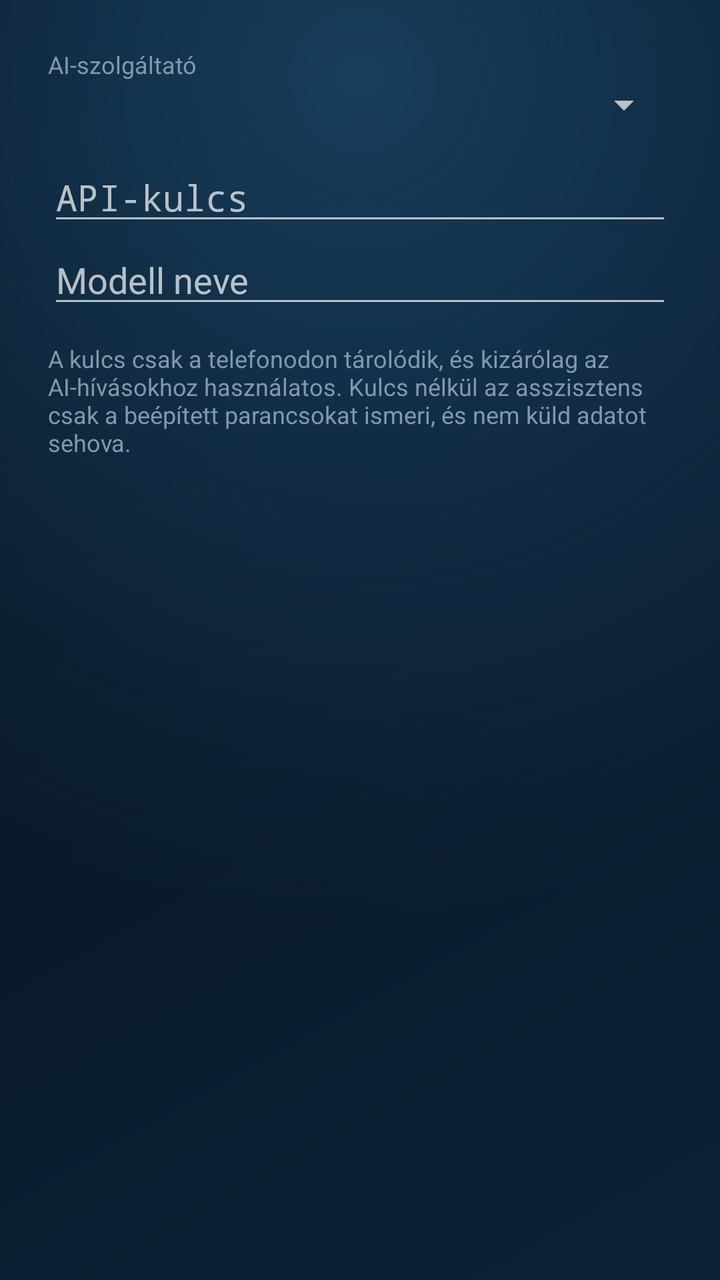
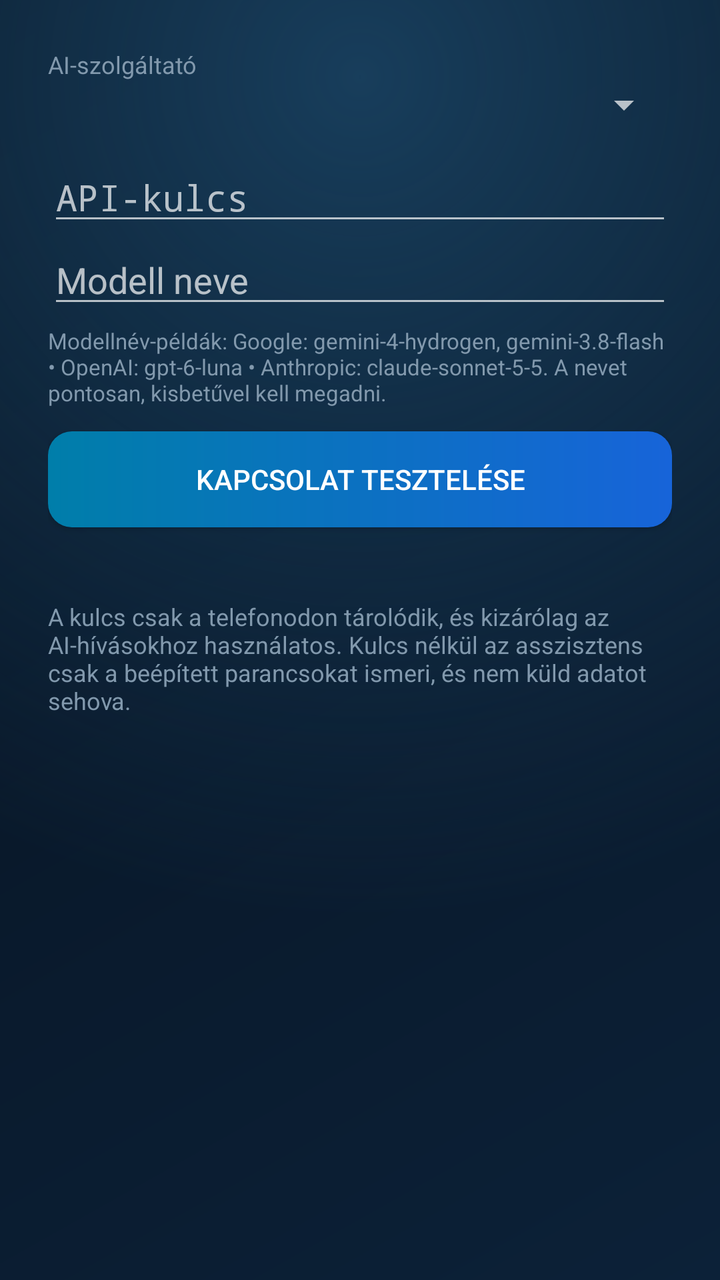

Screens rendered from an Android XML layout before and after an edit, with the pre-edit source and the edit as a unified diff.
<!-- AndroidManifest.xml: application theme AppTheme -->
<!-- res/layout/dialog_ai_settings.xml -->
<?xml version="1.0" encoding="utf-8"?>
<LinearLayout xmlns:android="http://schemas.android.com/apk/res/android"
    android:layout_width="match_parent"
    android:layout_height="wrap_content"
    android:orientation="vertical"
    android:padding="24dp">

    <TextView
        android:layout_width="wrap_content"
        android:layout_height="wrap_content"
        android:text="@string/ai_settings_provider"
        android:textColor="@color/text_muted"
        android:textSize="12sp" />

    <Spinner
        android:id="@+id/ai_provider"
        android:layout_width="match_parent"
        android:layout_height="wrap_content"
        android:layout_marginBottom="12dp" />

    <EditText
        android:id="@+id/ai_key"
        android:layout_width="match_parent"
        android:layout_height="wrap_content"
        android:hint="@string/ai_key_hint"
        android:importantForAutofill="no"
        android:inputType="textPassword" />

    <EditText
        android:id="@+id/ai_model"
        android:layout_width="match_parent"
        android:layout_height="wrap_content"
        android:hint="@string/ai_model_hint"
        android:importantForAutofill="no"
        android:inputType="text" />

    <TextView
        android:layout_width="match_parent"
        android:layout_height="wrap_content"
        android:layout_marginTop="12dp"
        android:text="@string/ai_key_note"
        android:textColor="@color/text_muted"
        android:textSize="12sp" />
</LinearLayout>
<!-- resources referenced by this layout -->
<resources>
  <color name="text_muted">#8299AD</color>
  <string name="ai_key_hint">API-kulcs</string>
  <string name="ai_key_note">A kulcs csak a telefonodon tárolódik, és kizárólag az AI-hívásokhoz használatos. Kulcs nélkül az asszisztens csak a beépített parancsokat ismeri, és nem küld adatot sehova.</string>
  <string name="ai_model_hint">Modell neve</string>
  <string name="ai_settings_provider">AI-szolgáltató</string>
  <style name="AppTheme" parent="@android:style/Theme.Material.NoActionBar">
          <item name="android:colorPrimary">@color/blue_action</item>
          <item name="android:colorPrimaryDark">@color/bg_dark</item>
          <item name="android:colorAccent">@color/cyan</item>
          <item name="android:statusBarColor">@color/bg_dark</item>
          <item name="android:navigationBarColor">@color/bg_dark</item>
          <item name="android:windowBackground">@drawable/app_background</item>
      </style>
  <color name="blue_action">#1764D9</color>
  <color name="bg_dark">#050B14</color>
  <color name="cyan">#00E5FF</color>
  <!-- drawable app_background (drawable) -->
  <?xml version="1.0" encoding="utf-8"?>
  <layer-list xmlns:android="http://schemas.android.com/apk/res/android">
      <item>
          <shape android:shape="rectangle">
              <gradient
                  android:angle="135"
                  android:startColor="#0C2138"
                  android:endColor="#06111E"
                  android:type="linear" />
          </shape>
      </item>
      <item>
          <shape android:shape="rectangle">
              <gradient
                  android:type="radial"
                  android:gradientRadius="420dp"
                  android:centerX="0.5"
                  android:centerY="0.06"
                  android:startColor="#173D5B"
                  android:endColor="#00173D5B" />
          </shape>
      </item>
  </layer-list>
</resources>

<!-- the commit's change to res/layout/dialog_ai_settings.xml (unified diff, before → after) -->
@@ -37,6 +37,31 @@
     <TextView
         android:layout_width="match_parent"
         android:layout_height="wrap_content"
+        android:layout_marginTop="4dp"
+        android:text="@string/ai_model_help"
+        android:textColor="@color/text_muted"
+        android:textSize="11sp" />
+
+    <Button
+        android:id="@+id/ai_test_button"
+        android:layout_width="match_parent"
+        android:layout_height="wrap_content"
+        android:layout_marginTop="12dp"
+        android:background="@drawable/btn_send"
+        android:text="@string/ai_test_button"
+        android:textColor="@android:color/white" />
+
+    <TextView
+        android:id="@+id/ai_test_status"
+        android:layout_width="match_parent"
+        android:layout_height="wrap_content"
+        android:layout_marginTop="8dp"
+        android:textColor="@color/cyan"
+        android:textSize="12sp" />
+
+    <TextView
+        android:layout_width="match_parent"
+        android:layout_height="wrap_content"
         android:layout_marginTop="12dp"
         android:text="@string/ai_key_note"
         android:textColor="@color/text_muted"
<!-- resource entries referenced after the edit -->
@@ -1,10 +1,23 @@
 <!-- resources referenced by this layout -->
 <resources>
   <color name="text_muted">#8299AD</color>
+  <!-- drawable btn_send (drawable) -->
+  <?xml version="1.0" encoding="utf-8"?>
+  <shape xmlns:android="http://schemas.android.com/apk/res/android"
+      android:shape="rectangle">
+      <gradient
+          android:angle="0"
+          android:startColor="#007EAA"
+          android:endColor="#1764D9"
+          android:type="linear" />
+      <corners android:radius="12dp" />
+  </shape>
   <string name="ai_key_hint">API-kulcs</string>
   <string name="ai_key_note">A kulcs csak a telefonodon tárolódik, és kizárólag az AI-hívásokhoz használatos. Kulcs nélkül az asszisztens csak a beépített parancsokat ismeri, és nem küld adatot sehova.</string>
+  <string name="ai_model_help">Modellnév-példák: Google: gemini-4-hydrogen, gemini-3.8-flash • OpenAI: gpt-6-luna • Anthropic: claude-sonnet-5-5. A nevet pontosan, kisbetűvel kell megadni.</string>
   <string name="ai_model_hint">Modell neve</string>
   <string name="ai_settings_provider">AI-szolgáltató</string>
+  <string name="ai_test_button">Kapcsolat tesztelése</string>
   <style name="AppTheme" parent="@android:style/Theme.Material.NoActionBar">
           <item name="android:colorPrimary">@color/blue_action</item>
           <item name="android:colorPrimaryDark">@color/bg_dark</item>
